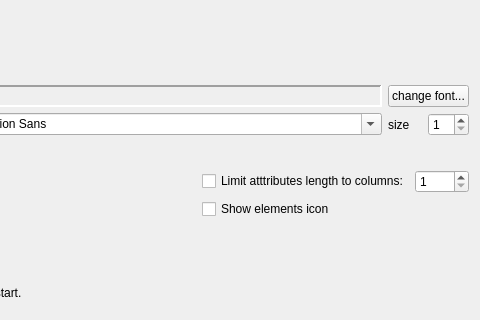
Qt form src/config/configurationgeneraloptions.ui (lbellonda/qxmledit) before a commit; both pictures show x 319 to 799 and y 106 to 426 of the 799 by 426 pixel window.
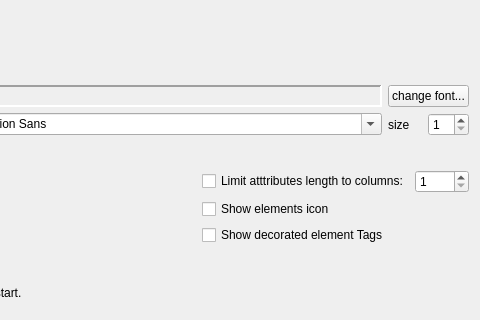
The same form after that commit.

Commit message: New option to remove the decoration from elements display. Fixed a bug in the configuration dialog setting display.

What changed in the file:
```diff
--- a/src/config/configurationgeneraloptions.ui
+++ b/src/config/configurationgeneraloptions.ui
@@ -272,6 +272,13 @@
        </property>
       </widget>
      </item>
+     <item row="2" column="1">
+      <widget class="QCheckBox" name="cbShowTagComplex">
+       <property name="text">
+        <string>Show decorated element Tags</string>
+       </property>
+      </widget>
+     </item>
     </layout>
    </item>
    <item>
```
The commit also changes 10 other files.
